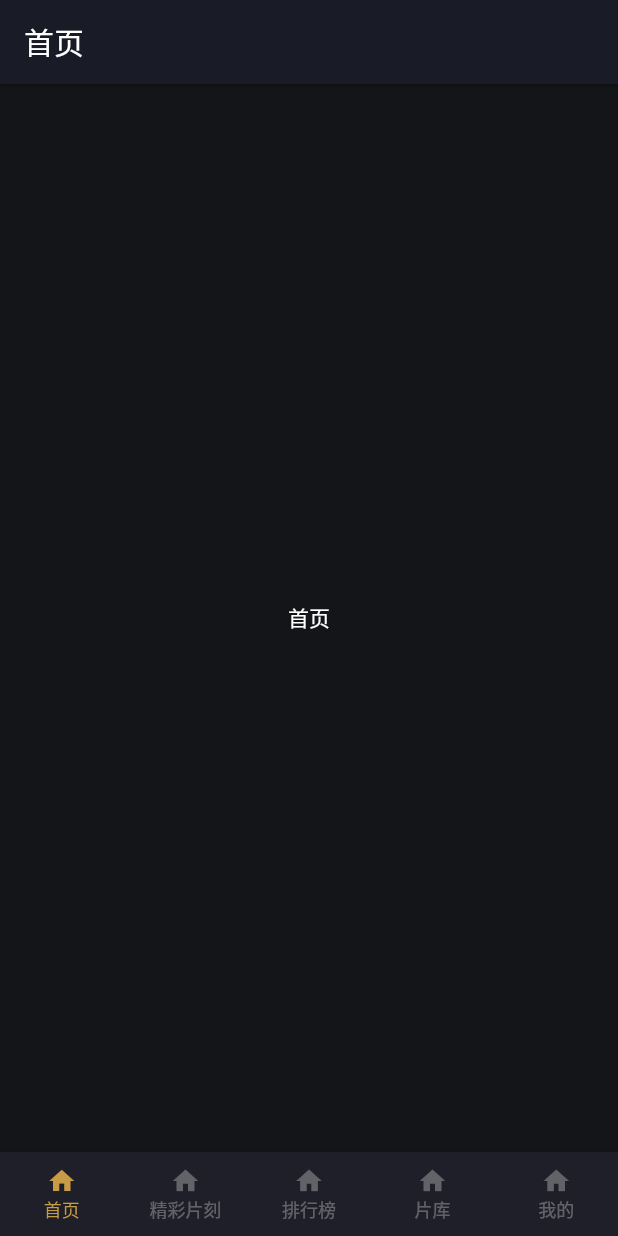
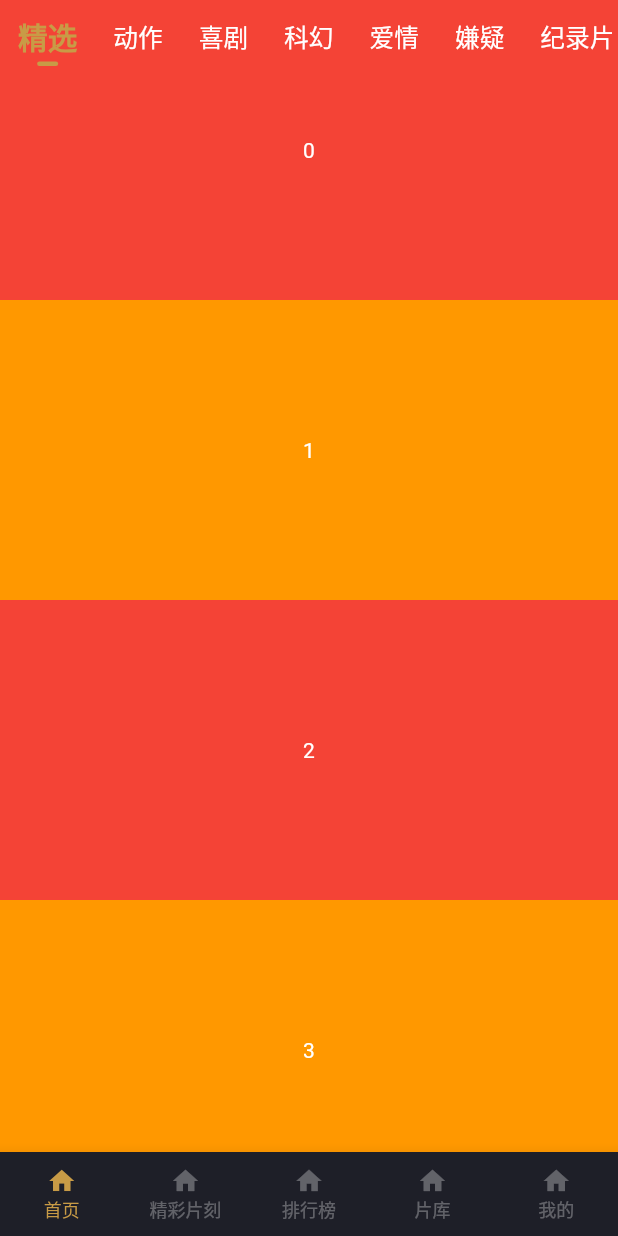
Before and after one commit to BestYun/flutter_xigua_movie, a Flutter app: the screen it shows after launch, on a phone screen of 412 x 824 dp. Run offline on Flutter 3.47's test engine with Material 2 defaults, Android fonts, the phone set to English and light mode, and no system bars; our stand-ins replace flutter_screenutil, get.

Commit message:
首页标题栏

```diff
--- a/lib/colors/theme_colors.dart
+++ b/lib/colors/theme_colors.dart
@@ -2,8 +2,8 @@ import 'package:flutter/material.dart';
 
 class ThemeColors {
   ///标题栏颜色
-  static final appBarColor =
-      const Color.fromARGB(255, 25, 28, 38); //(255, 30, 30, 31);
+  static final appBarColor = const Color.fromARGB(255, 30, 30, 31);
+
   ///背景色
   static final bgColor =
       const Color.fromARGB(255, 20, 21, 25); //(255, 26, 27, 32);
--- /dev/null
+++ b/lib/pages/home/home_body.dart
@@ -0,0 +1,35 @@
+import 'package:flutter/material.dart';
+
+class HomeBody extends StatefulWidget {
+  final ScrollController scrollController;
+  HomeBody({this.scrollController});
+
+  @override
+  _HomeBodyState createState() => _HomeBodyState();
+}
+
+class _HomeBodyState extends State<HomeBody>
+    with AutomaticKeepAliveClientMixin {
+  @override
+  bool get wantKeepAlive => true;
+
+  @override
+  Widget build(BuildContext context) {
+    super.build(context);
+    return CustomScrollView(
+      controller: widget.scrollController,
+      slivers: List.generate(
+        30,
+        (index) => SliverToBoxAdapter(
+          child: Container(
+            height: 200,
+            color: index % 2 == 0 ? Colors.red : Colors.orange,
+            child: Center(
+              child: Text('$index'),
+            ),
+          ),
+        ),
+      ),
+    );
+  }
+}
--- a/lib/pages/home/home_page.dart
+++ b/lib/pages/home/home_page.dart
@@ -1,4 +1,7 @@
 import 'package:flutter/material.dart';
+import 'package:flutter_xigua_movie/pages/home/home_body.dart';
+import 'package:flutter_xigua_movie/pages/home/home_othoer_body.dart';
+import 'package:flutter_xigua_movie/pages/home/home_title_view.dart';
 
 class HomePage extends StatefulWidget {
   @override
@@ -6,19 +9,85 @@ class HomePage extends StatefulWidget {
 }
 
 class _HomePageState extends State<HomePage>
-    with AutomaticKeepAliveClientMixin {
+    with AutomaticKeepAliveClientMixin, SingleTickerProviderStateMixin {
+  final List<String> tabs = ["精选", "动作", "喜剧", "科幻", '爱情', '嫌疑', '纪录片'];
+  List<int> classIDs;
+  TabController _tabController;
+  ScrollController scrollController;
+
+  final pageController = PageController(initialPage: 0);
+  int currentIndex = 0;
+  bool isPageCanChanged = true;
+
+  @override
+  void initState() {
+    classIDs = List.generate(tabs.length, (index) => index);
+
+    scrollController = ScrollController();
+
+    _tabController = TabController(length: tabs.length, vsync: this);
+    _tabController.addListener(() {
+      //TabBar的监听
+      if (_tabController.indexIsChanging) {
+        onPageChange(_tabController.index, p: pageController);
+      }
+      if (_tabController.index == 0) {
+      } else {}
+    });
+
+    super.initState();
+  }
+
   @override
   bool get wantKeepAlive => true;
   @override
   Widget build(BuildContext context) {
     super.build(context);
     return Scaffold(
-      appBar: AppBar(
-        title: Text('首页'),
-      ),
-      body: Center(
-        child: Text('首页'),
-      ),
+      body: Stack(children: [
+        PageView(
+          children: List.generate(tabs.length, (index) => index).map(
+            (index) {
+              return index == 0
+                  ? HomeBody(
+                      scrollController: scrollController,
+                    )
+                  : HomeOtherBody(item: tabs[index]);
+            },
+          ).toList(),
+          controller: pageController,
+          onPageChanged: (index) {
+            if (isPageCanChanged) {
+              //由于pageview切换是会回调这个方法,又会触发切切换tabbar的操作,所以定义一个flag,控制pageview的回调
+              onPageChange(index);
+            }
+          },
+        ),
+        Positioned(
+          top: 0,
+          right: 0,
+          left: 0,
+          child: HomeTitleView(
+            classIDs: classIDs,
+            tabController: _tabController,
+            tabs: tabs,
+            scrollController: scrollController,
+          ),
+        ),
+      ]),
     );
   }
+
+  onPageChange(int index, {PageController p, TabController t}) async {
+    if (p != null) {
+      //判断是哪一个切换
+      isPageCanChanged = false;
+      await pageController.animateToPage(index,
+          duration: Duration(milliseconds: 500),
+          curve: Curves.ease); //等待pageview切换完毕,再释放pageivew监听
+      isPageCanChanged = true;
+    } else {
+      _tabController.animateTo(index); //切换Tabbar
+    }
+  }
 }
--- /dev/null
+++ b/lib/pages/home/home_title_view.dart
@@ -0,0 +1,153 @@
+import 'package:flutter/material.dart';
+import 'package:flutter/services.dart';
+import 'package:flutter_screenutil/flutter_screenutil.dart';
+import 'package:flutter_xigua_movie/colors/theme_colors.dart';
+import 'package:flutter_xigua_movie/widgets/_tab_indicator.dart';
+import 'package:get/get.dart';
+
+class HomeTitleView extends StatefulWidget {
+  final List<String> tabs;
+  final List<int> classIDs;
+  final TabController tabController;
+  final ScrollController scrollController;
+
+  HomeTitleView({
+    @required this.tabController,
+    @required this.tabs,
+    @required this.classIDs,
+    @required this.scrollController,
+  });
+  @override
+  _HomeTitleViewState createState() => _HomeTitleViewState();
+}
+
+class _HomeTitleViewState extends State<HomeTitleView> {
+  ///背景透明度
+  double appBarBackgroundColorAlpha = 0.0;
+
+  ///默认是不显示title view的
+  bool isShowAppBar = true;
+
+  double tabHight = 50;
+  double appBarHeight = Get.statusBarHeight + 50;
+
+  bool isRefreshing = false;
+
+  @override
+  void initState() {
+    super.initState();
+    widget.scrollController.addListener(() {
+      titleAlpha();
+    });
+    widget.tabController.addListener(() {
+      //TabBar的监听
+
+      if (widget.tabController.index == 0) {
+        ///刷新中隐藏标题栏
+        if (isRefreshing) {
+          isShowAppBar = false;
+        } else {
+          isShowAppBar = true;
+        }
+        appBarBackgroundColorAlpha =
+            (widget.scrollController.offset / appBarHeight).clamp(0.0, 1.0);
+        setState(() {});
+      } else {
+        setState(() {
+          appBarBackgroundColorAlpha = 1;
+          isShowAppBar = true;
+        });
+      }
+    });
+  }
+
+  void titleAlpha() {
+    if (isRefreshing) {
+      return;
+    }
+    if (widget.tabController.index != 0) {
+      return;
+    }
+
+    ///频繁刷新问题
+    if (widget.scrollController.offset >= 0) {
+      isShowAppBar = true;
+
+      if (appBarBackgroundColorAlpha < 1) {
+        appBarBackgroundColorAlpha =
+            (widget.scrollController.offset / appBarHeight).clamp(0.0, 1.0);
+
+        setState(() {});
+      }
+    } else {
+      if (isShowAppBar) {
+        isShowAppBar = false;
+        setState(() {
+          appBarBackgroundColorAlpha = 0;
+        });
+      }
+    }
+  }
+
+  @override
+  Widget build(BuildContext context) {
+    // 判断齐刘海
+
+    print((appBarBackgroundColorAlpha * 255).toInt());
+    Color appBarBgColor = ThemeColors.appBarColor
+        .withAlpha((appBarBackgroundColorAlpha * 255).toInt());
+    Color textColor = Colors.white;
+    return AnnotatedRegion<SystemUiOverlayStyle>(
+      value: SystemUiOverlayStyle.light,
+      child: Container(
+        color: appBarBgColor,
+        child: !isShowAppBar
+            ? SizedBox()
+            : SafeArea(
+                child: Container(
+                  height: tabHight,
+                  child: Row(
+                    mainAxisAlignment: MainAxisAlignment.center,
+                    crossAxisAlignment: CrossAxisAlignment.center,
+                    children: <Widget>[
+                      Expanded(
+                        child: Theme(
+                          data: ThemeData(
+                            splashColor: Colors.transparent,
+                            highlightColor: Colors.transparent,
+                          ),
+                          child: TabBar(
+                            isScrollable: true,
+                            labelColor: ThemeColors.textPrimaryColor,
+                            unselectedLabelColor: textColor,
+                            unselectedLabelStyle: TextStyle(
+                              fontSize: 30.sp,
+                            ),
+                            labelStyle: TextStyle(
+                              fontSize: 36.sp,
+                              fontWeight: FontWeight.w600,
+                            ),
+                            labelPadding: EdgeInsets.only(left: 12, right: 12),
+                            indicator: CustomUnderlineTabIndicator(
+                              // 里面自定义宽度
+                              borderSide: BorderSide(
+                                  width: 3, //指示条高度
+                                  color: ThemeColors.textPrimaryColor),
+                            ),
+                            tabs: widget.tabs
+                                .map((text) => Tab(
+                                      text: text,
+                                    ))
+                                .toList(),
+                            controller: widget.tabController,
+                          ),
+                        ),
+                      ),
+                    ],
+                  ),
+                ),
+              ),
+      ),
+    );
+  }
+}
--- /dev/null
+++ b/lib/widgets/_tab_indicator.dart
@@ -0,0 +1,108 @@
+// Copyright 2018 The Chromium Authors. All rights reserved.
+// Use of this source code is governed by a BSD-style license that can be
+// found in the LICENSE file.
+
+import 'package:flutter/widgets.dart';
+import 'package:flutter/material.dart';
+
+/// Used with [TabBar.indicator] to draw a horizontal line below the
+/// selected tab.
+///
+/// The selected tab underline is inset from the tab's boundary by [insets].
+/// The [borderSide] defines the line's color and weight.
+///
+/// The [TabBar.indicatorSize] property can be used to define the indicator's
+/// bounds in terms of its (centered) widget with [TabIndicatorSize.label],
+/// or the entire tab with [TabIndicatorSize.tab].
+class CustomUnderlineTabIndicator extends Decoration {
+  /// Create an underline style selected tab indicator.
+  ///
+  /// The [borderSide] and [insets] arguments must not be null.
+  const CustomUnderlineTabIndicator({
+    this.borderSide = const BorderSide(width: 2.0, color: Colors.white),
+    this.insets = EdgeInsets.zero,
+  })  : assert(borderSide != null),
+        assert(insets != null);
+
+  /// The color and weight of the horizontal line drawn below the selected tab.
+  final BorderSide borderSide;
+
+  /// Locates the selected tab's underline relative to the tab's boundary.
+  ///
+  /// The [TabBar.indicatorSize] property can be used to define the
+  /// tab indicator's bounds in terms of its (centered) tab widget with
+  /// [TabIndicatorSize.label], or the entire tab with [TabIndicatorSize.tab].
+  final EdgeInsetsGeometry insets;
+
+  @override
+  Decoration lerpFrom(Decoration a, double t) {
+    if (a is CustomUnderlineTabIndicator) {
+      return CustomUnderlineTabIndicator(
+        borderSide: BorderSide.lerp(a.borderSide, borderSide, t),
+        insets: EdgeInsetsGeometry.lerp(a.insets, insets, t),
+      );
+    }
+    return super.lerpFrom(a, t);
+  }
+
+  @override
+  Decoration lerpTo(Decoration b, double t) {
+    if (b is CustomUnderlineTabIndicator) {
+      return CustomUnderlineTabIndicator(
+        borderSide: BorderSide.lerp(borderSide, b.borderSide, t),
+        insets: EdgeInsetsGeometry.lerp(insets, b.insets, t),
+      );
+    }
+    return super.lerpTo(b, t);
+  }
+
+  @override
+  _UnderlinePainter createBoxPainter([VoidCallback onChanged]) {
+    return _UnderlinePainter(this, onChanged);
+  }
+}
+
+class _UnderlinePainter extends BoxPainter {
+  _UnderlinePainter(this.decoration, VoidCallback onChanged)
+      : assert(decoration != null),
+        super(onChanged);
+
+  final CustomUnderlineTabIndicator decoration;
+
+  BorderSide get borderSide => decoration.borderSide;
+  EdgeInsetsGeometry get insets => decoration.insets;
+
+  Rect _indicatorRectFor(Rect rect, TextDirection textDirection) {
+    assert(rect != null);
+    assert(textDirection != null);
+    final Rect indicator = insets.resolve(textDirection).deflateRect(rect);
+
+    // return Rect.fromLTWH(
+    //   indicator.left,
+    //   indicator.bottom - borderSide.width,
+    //   indicator.width,
+    //   borderSide.width,
+    // );
+    double indicatorWidth = 14;
+    double cw = (indicator.left + indicator.right) / 2;
+    return Rect.fromLTWH(
+      cw - indicatorWidth / 2,
+      indicator.bottom - borderSide.width - 5,
+      indicatorWidth,
+      borderSide.width,
+    );
+  }
+
+  @override
+  void paint(Canvas canvas, Offset offset, ImageConfiguration configuration) {
+    assert(configuration != null);
+    assert(configuration.size != null);
+    final Rect rect = offset & configuration.size;
+    final TextDirection textDirection = configuration.textDirection;
+    final Rect indicator =
+        _indicatorRectFor(rect, textDirection).deflate(borderSide.width / 2.0);
+    // final Paint paint = borderSide.toPaint()..strokeCap = StrokeCap.square;
+    final Paint paint = borderSide.toPaint()..strokeCap = StrokeCap.round;
+    canvas.drawLine(indicator.bottomLeft, indicator.bottomRight, paint);
+  }
+}
--- a/pubspec.yaml
+++ b/pubspec.yaml
@@ -31,6 +31,7 @@ dependencies:
   logging: ^0.11.4 # 日志打印库
   cached_network_image: ^2.5.0
   flutter_screenutil: 4.0.3+2 #屏幕适配
+  flutter_swiper:  # banner轮播图
 
   # The following adds the Cupertino Icons font to your application.
   # Use with the CupertinoIcons class for iOS style icons.
```
Also changed, not shown: lib/pages/home/home_othoer_body.dart (added, +22 -0 lines), lib/pages/home/home_body_banner.dart (added).
